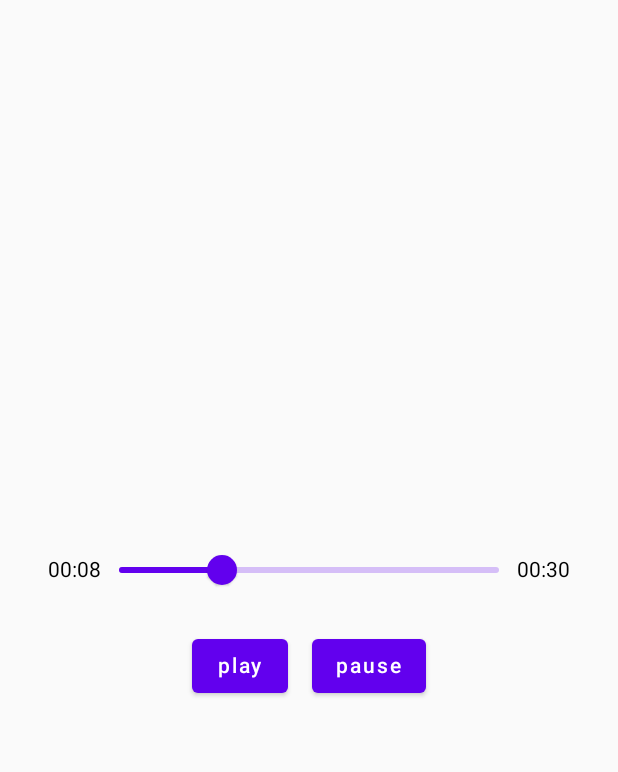
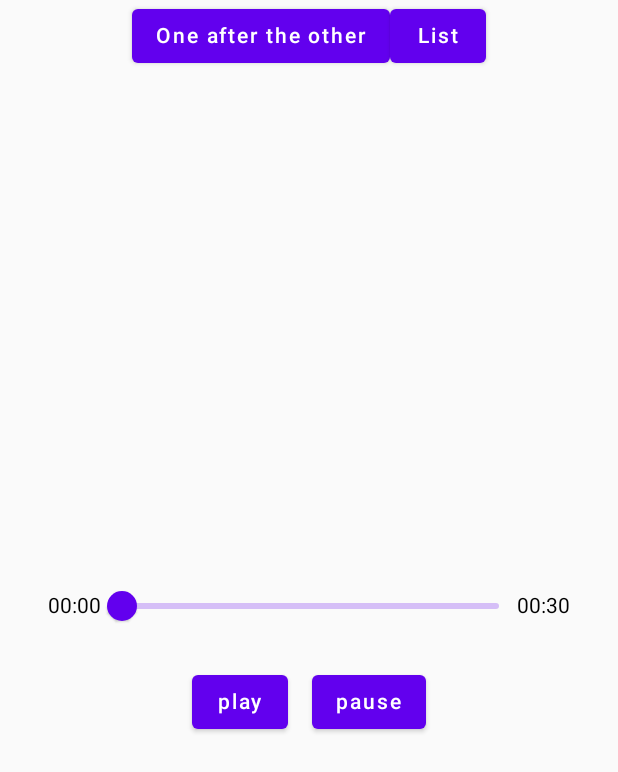
Before and after one commit to LouisDuboscq/Jukebox, an Android app built with Jetpack Compose: the screen it shows after launch (MainActivity), on a phone screen of 412 x 824 dp. Shown: the top 772 px of the screen. Run offline under Robolectric (Android 15) with nearby library versions, the phone set to English and light mode, and no system bars.

Commit message:
updates sample with list

```diff
--- a/examples/src/main/java/com/lduboscq/jukeboxe/examples/JukeboxSample.kt
+++ b/examples/src/main/java/com/lduboscq/jukeboxe/examples/JukeboxSample.kt
@@ -1,93 +1 @@
 package com.lduboscq.jukeboxe.examples
-
-import android.net.Uri
-import androidx.compose.foundation.Image
-import androidx.compose.foundation.layout.Arrangement
-import androidx.compose.foundation.layout.Column
-import androidx.compose.foundation.layout.Row
-import androidx.compose.foundation.layout.Spacer
-import androidx.compose.foundation.layout.fillMaxSize
-import androidx.compose.foundation.layout.fillMaxWidth
-import androidx.compose.foundation.layout.height
-import androidx.compose.foundation.layout.padding
-import androidx.compose.foundation.layout.size
-import androidx.compose.foundation.layout.width
-import androidx.compose.foundation.layout.wrapContentSize
-import androidx.compose.foundation.layout.wrapContentWidth
-import androidx.compose.material.Button
-import androidx.compose.material.Icon
-import androidx.compose.material.LinearProgressIndicator
-import androidx.compose.material.Text
-import androidx.compose.material.icons.Icons
-import androidx.compose.material.icons.outlined.Close
-import androidx.compose.runtime.Composable
-import androidx.compose.runtime.rememberCoroutineScope
-import androidx.compose.ui.Alignment
-import androidx.compose.ui.Modifier
-import androidx.compose.ui.res.painterResource
-import androidx.compose.ui.unit.dp
-import com.lduboscq.jukebox.Jukebox
-import com.lduboscq.jukebox.JukeboxViewModel
-import kotlinx.coroutines.channels.Channel
-import kotlinx.coroutines.flow.receiveAsFlow
-import kotlinx.coroutines.launch
-
-/**
- * Jukebox component with play and pause buttons
- */
-@Composable
-fun JukeboxSample(uri: Uri, setNextUri: () -> Unit) {
-    val commands: Channel<JukeboxViewModel.Commands> = Channel()
-    val commandsScope = rememberCoroutineScope()
-
-    Column(
-        Modifier
-            .fillMaxSize()
-            .wrapContentSize(Alignment.Center),
-        verticalArrangement = Arrangement.Center
-    ) {
-        Jukebox(
-            uri = uri,
-            playWhenReady = true,
-            commands = commands.receiveAsFlow(), // user clicks for play and pause
-            onAudioListened = setNextUri, // in this sample, onAudioListened is just change uri to next mp3
-            modifier = Modifier.padding(horizontal = 32.dp),
-            errorView = {
-                Column(
-                    Modifier
-                        .fillMaxWidth()
-                        .wrapContentWidth(Alignment.CenterHorizontally),
-                    horizontalAlignment = Alignment.CenterHorizontally
-                ) {
-                    Image(
-                        painterResource(id = R.drawable.error_404),
-                        modifier = Modifier.height(200.dp),
-                        contentDescription = "error"
-                    )
-                    Text("Your audio was not found")
-                }
-            },
-        )
-        Spacer(Modifier.height(16.dp))
-        Row(
-            Modifier.fillMaxWidth(),
-            horizontalArrangement = Arrangement.Center
-        ) {
-            Button(onClick = {
-                commandsScope.launch {
-                    commands.send(JukeboxViewModel.Commands.Play)
-                }
-            }) {
-                Text("play")
-            }
-            Spacer(Modifier.width(16.dp))
-            Button(onClick = {
-                commandsScope.launch {
-                    commands.send(JukeboxViewModel.Commands.Pause)
-                }
-            }) {
-                Text("pause")
-            }
-        }
-    }
-}
--- a/examples/src/main/java/com/lduboscq/jukeboxe/examples/MainActivity.kt
+++ b/examples/src/main/java/com/lduboscq/jukeboxe/examples/MainActivity.kt
@@ -5,10 +5,18 @@ import android.os.Bundle
 import android.util.Log
 import androidx.activity.ComponentActivity
 import androidx.activity.compose.setContent
+import androidx.compose.foundation.layout.Column
+import androidx.compose.foundation.layout.Row
+import androidx.compose.foundation.layout.fillMaxWidth
+import androidx.compose.foundation.layout.wrapContentWidth
+import androidx.compose.material.Button
+import androidx.compose.material.Text
 import androidx.compose.runtime.getValue
 import androidx.compose.runtime.mutableStateOf
 import androidx.compose.runtime.remember
 import androidx.compose.runtime.setValue
+import androidx.compose.ui.Alignment
+import androidx.compose.ui.Modifier
 
 class MainActivity : ComponentActivity() {
 
@@ -16,24 +24,28 @@ class MainActivity : ComponentActivity() {
         super.onCreate(savedInstanceState)
 
         setContent {
-            var itemPlaying by remember { mutableStateOf(0) }
-            var uri by remember { mutableStateOf(Uri.parse("https://filesamples.com/samples/audio/mp3/sample1.mp3")) }
+            var example by remember { mutableStateOf(1) }
 
-            JukeboxSample(
-                uri,
-                setNextUri = {
-                    if (itemPlaying < 3) itemPlaying += 1
-                    uri = Uri.parse(
-                        when (itemPlaying) {
-                            0 -> "https://filesamples.com/samples/audio/mp3/sample1.mp3"
-                            1 -> "https://filesamples.com/samples/audio/mp3/sample2.mp3"
-                            2 -> "https://filesamples.com/samples/audio/mp3/sample3.mp3"
-                            3 -> "https://filesamples.com/samples/audio/mp3/sample4.mp3"
-                            else -> throw IllegalAccessError()
-                        }
-                    )
-                    Log.d("MainActivity", "onAudioListened $itemPlaying $uri")
-                })
+            Column {
+                Row(
+                    Modifier
+                        .fillMaxWidth()
+                        .wrapContentWidth(Alignment.CenterHorizontally)
+                ) {
+                    Button(onClick = { example = 1 }) {
+                        Text("One after the other")
+                    }
+                    Button(onClick = { example = 2 }) {
+                        Text("List")
+                    }
+                }
+
+                if (example == 1) {
+                    OneAfterTheOtherExample()
+                } else if (example == 2) {
+                    ListExample()
+                }
+            }
         }
     }
 }
--- /dev/null
+++ b/examples/src/main/java/com/lduboscq/jukeboxe/examples/OneAfterTheOtherExample.kt
@@ -0,0 +1,115 @@
+package com.lduboscq.jukeboxe.examples
+
+import android.net.Uri
+import android.util.Log
+import androidx.compose.foundation.Image
+import androidx.compose.foundation.layout.Arrangement
+import androidx.compose.foundation.layout.Column
+import androidx.compose.foundation.layout.Row
+import androidx.compose.foundation.layout.Spacer
+import androidx.compose.foundation.layout.fillMaxSize
+import androidx.compose.foundation.layout.fillMaxWidth
+import androidx.compose.foundation.layout.height
+import androidx.compose.foundation.layout.padding
+import androidx.compose.foundation.layout.width
+import androidx.compose.foundation.layout.wrapContentSize
+import androidx.compose.foundation.layout.wrapContentWidth
+import androidx.compose.material.Button
+import androidx.compose.material.Text
+import androidx.compose.runtime.Composable
+import androidx.compose.runtime.getValue
+import androidx.compose.runtime.mutableStateOf
+import androidx.compose.runtime.remember
+import androidx.compose.runtime.rememberCoroutineScope
+import androidx.compose.runtime.setValue
+import androidx.compose.ui.Alignment
+import androidx.compose.ui.Modifier
+import androidx.compose.ui.res.painterResource
+import androidx.compose.ui.unit.dp
+import com.lduboscq.jukebox.Jukebox
+import com.lduboscq.jukebox.JukeboxViewModel
+import kotlinx.coroutines.channels.Channel
+import kotlinx.coroutines.flow.receiveAsFlow
+import kotlinx.coroutines.launch
+
+@Composable
+fun OneAfterTheOtherExample() {
+    var itemPlaying by remember { mutableStateOf(0) }
+    var uri by remember { mutableStateOf(Uri.parse("https://filesamples.com/samples/audio/mp3/sample1.mp3")) }
+
+    JukeboxSample(
+        uri,
+        setNextUri = {
+            if (itemPlaying < 3) itemPlaying += 1
+            uri = Uri.parse(
+                when (itemPlaying) {
+                    0 -> "https://filesamples.com/samples/audio/mp3/sample1.mp3"
+                    1 -> "https://filesamples.com/samples/audio/mp3/sample2.mp3"
+                    2 -> "https://filesamples.com/samples/audio/mp3/sample3.mp3"
+                    3 -> "https://filesamples.com/samples/audio/mp3/sample4.mp3"
+                    else -> throw IllegalAccessError()
+                }
+            )
+            Log.d("MainActivity", "onAudioListened $itemPlaying $uri")
+        })
+}
+
+/**
+ * Jukebox component with play and pause buttons
+ */
+@Composable
+private fun JukeboxSample(uri: Uri, setNextUri: () -> Unit) {
+    val commands: Channel<JukeboxViewModel.Commands> = Channel()
+    val commandsScope = rememberCoroutineScope()
+
+    Column(
+        Modifier
+            .fillMaxSize()
+            .wrapContentSize(Alignment.Center),
+        verticalArrangement = Arrangement.Center
+    ) {
+        Jukebox(
+            uri = uri,
+            //playWhenReady = true,
+            commands = commands.receiveAsFlow(), // user clicks for play and pause
+            onAudioListened = setNextUri, // in this sample, onAudioListened is just change uri to next mp3
+            modifier = Modifier.padding(horizontal = 32.dp),
+            errorView = {
+                Column(
+                    Modifier
+                        .fillMaxWidth()
+                        .wrapContentWidth(Alignment.CenterHorizontally),
+                    horizontalAlignment = Alignment.CenterHorizontally
+                ) {
+                    Image(
+                        painterResource(id = R.drawable.error_404),
+                        modifier = Modifier.height(200.dp),
+                        contentDescription = "error"
+                    )
+                    Text("Your audio was not found")
+                }
+            },
+        )
+        Spacer(Modifier.height(16.dp))
+        Row(
+            Modifier.fillMaxWidth(),
+            horizontalArrangement = Arrangement.Center
+        ) {
+            Button(onClick = {
+                commandsScope.launch {
+                    commands.send(JukeboxViewModel.Commands.Play)
+                }
+            }) {
+                Text("play")
+            }
+            Spacer(Modifier.width(16.dp))
+            Button(onClick = {
+                commandsScope.launch {
+                    commands.send(JukeboxViewModel.Commands.Pause)
+                }
+            }) {
+                Text("pause")
+            }
+        }
+    }
+}
```
Also changed, not shown: examples/src/main/java/com/lduboscq/jukeboxe/examples/ListExample.kt (added, +113 -0 lines).
